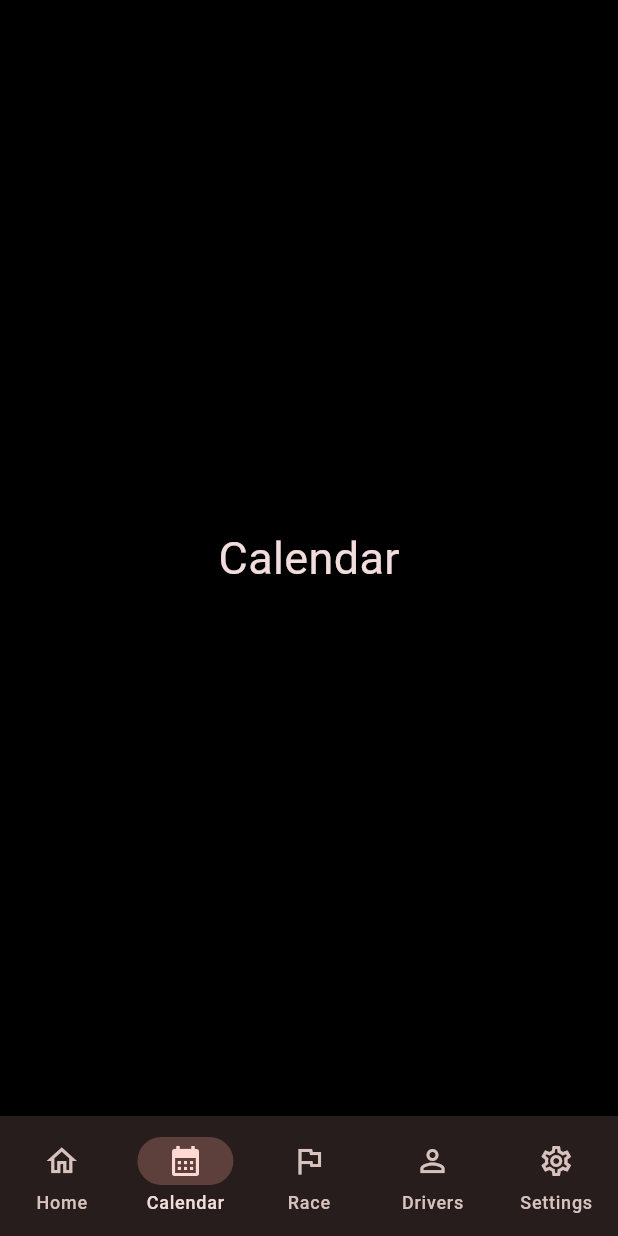
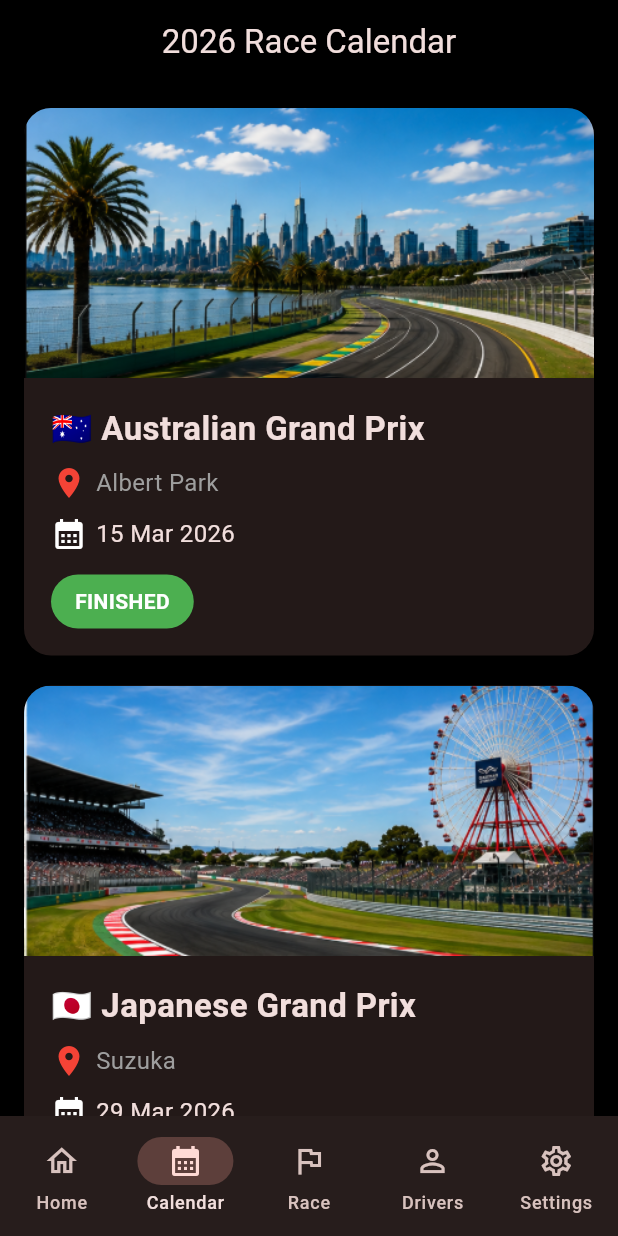
Before and after one commit to sourigsln-oss/PitLane, a Flutter app: the screen it shows after launch, item 2 of the bottom bar chosen, on a phone screen of 412 x 824 dp. Run offline on Flutter 3.47's test engine with Material 3 defaults, Android fonts, the light colour scheme and no system bars.

Commit message:
Lesson 8: Beautiful race cards

```diff
--- /dev/null
+++ b/lib/data/race_data.dart
@@ -0,0 +1,44 @@
+import '../models/race.dart';
+
+const List<Race> raceData = [
+
+  Race(
+    grandPrix: "Australian Grand Prix",
+    circuit: "Albert Park",
+    date: "15 Mar 2026",
+    country: "🇦🇺",
+    finished: true,
+    nextRace: false,
+    image: "assets/images/circuits/albert_park.png",
+  ),
+
+  Race(
+    grandPrix: "Japanese Grand Prix",
+    circuit: "Suzuka",
+    date: "29 Mar 2026",
+    country: "🇯🇵",
+    finished: true,
+    nextRace: false,
+    image: "assets/images/circuits/suzuka.png",
+  ),
+
+  Race(
+    grandPrix: "Italian Grand Prix",
+    circuit: "Monza",
+    date: "6 Sept 2026",
+    country: "🇮🇹",
+    finished: false,
+    nextRace: true,
+    image: "assets/images/circuits/monza.png",
+  ),
+
+  Race(
+    grandPrix: "Singapore Grand Prix",
+    circuit: "Marina Bay",
+    date: "20 Sept 2026",
+    country: "🇸🇬",
+    finished: false,
+    nextRace: false,
+    image: "assets/images/circuits/marina_bay.png",
+  ),
+];
--- /dev/null
+++ b/lib/models/race.dart
@@ -0,0 +1,19 @@
+class Race {
+  final String grandPrix;
+  final String circuit;
+  final String date;
+  final String country;
+  final bool finished;
+  final bool nextRace;
+  final String image;
+
+  const Race({
+    required this.grandPrix,
+    required this.circuit,
+    required this.date,
+    required this.country,
+    required this.finished,
+    required this.nextRace,
+    required this.image,
+  });
+}
--- a/lib/screens/calendar/calendar_screen.dart
+++ b/lib/screens/calendar/calendar_screen.dart
@@ -1,14 +1,31 @@
 import 'package:flutter/material.dart';
+
+import '../../data/race_data.dart';
+import '../../widgets/race_card.dart';
 
 class CalendarScreen extends StatelessWidget {
   const CalendarScreen({super.key});
 
   @override
   Widget build(BuildContext context) {
-    return const Center(
-      child: Text(
-        "Calendar",
-        style: TextStyle(fontSize: 30),
+    return Scaffold(
+
+      appBar: AppBar(
+        title: const Text("2026 Race Calendar"),
+      ),
+
+      body: ListView.builder(
+        padding: const EdgeInsets.all(16),
+
+        itemCount: raceData.length,
+
+        itemBuilder: (context, index) {
+
+          return RaceCard(
+            race: raceData[index],
+          );
+
+        },
       ),
     );
   }
--- /dev/null
+++ b/lib/widgets/race_card.dart
@@ -0,0 +1,134 @@
+import 'package:flutter/material.dart';
+
+import '../models/race.dart';
+
+class RaceCard extends StatelessWidget {
+  final Race race;
+
+  const RaceCard({
+    super.key,
+    required this.race,
+  });
+
+  @override
+  Widget build(BuildContext context) {
+
+    Color badgeColor;
+    String badgeText;
+
+    if (race.nextRace) {
+      badgeColor = Colors.red;
+      badgeText = "NEXT RACE";
+    } else if (race.finished) {
+      badgeColor = Colors.green;
+      badgeText = "FINISHED";
+    } else {
+      badgeColor = Colors.orange;
+      badgeText = "UPCOMING";
+    }
+
+    return Card(
+      elevation: 8,
+      margin: const EdgeInsets.only(bottom: 20),
+      clipBehavior: Clip.antiAlias,
+
+      shape: RoundedRectangleBorder(
+        borderRadius: BorderRadius.circular(18),
+      ),
+
+      child: Column(
+        crossAxisAlignment: CrossAxisAlignment.start,
+        children: [
+
+          Image.asset(
+            race.image,
+            height: 180,
+            width: double.infinity,
+            fit: BoxFit.cover,
+          ),
+
+          Padding(
+            padding: const EdgeInsets.all(18),
+
+            child: Column(
+              crossAxisAlignment: CrossAxisAlignment.start,
+              children: [
+
+                Text(
+                  "${race.country} ${race.grandPrix}",
+                  style: const TextStyle(
+                    fontSize: 22,
+                    fontWeight: FontWeight.bold,
+                  ),
+                ),
+
+                const SizedBox(height: 8),
+
+                Row(
+                  children: [
+
+                    const Icon(
+                      Icons.location_on,
+                      color: Colors.red,
+                    ),
+
+                    const SizedBox(width: 6),
+
+                    Text(
+                      race.circuit,
+                      style: const TextStyle(
+                        fontSize: 16,
+                        color: Colors.grey,
+                      ),
+                    ),
+                  ],
+                ),
+
+                const SizedBox(height: 10),
+
+                Row(
+                  children: [
+
+                    const Icon(Icons.calendar_month),
+
+                    const SizedBox(width: 6),
+
+                    Text(
+                      race.date,
+                      style: const TextStyle(
+                        fontSize: 16,
+                      ),
+                    ),
+                  ],
+                ),
+
+                const SizedBox(height: 15),
+
+                Container(
+                  padding: const EdgeInsets.symmetric(
+                    horizontal: 16,
+                    vertical: 8,
+                  ),
+
+                  decoration: BoxDecoration(
+                    color: badgeColor,
+                    borderRadius: BorderRadius.circular(25),
+                  ),
+
+                  child: Text(
+                    badgeText,
+                    style: const TextStyle(
+                      color: Colors.white,
+                      fontWeight: FontWeight.bold,
+                    ),
+                  ),
+                )
+
+              ],
+            ),
+          ),
+        ],
+      ),
+    );
+  }
+}
--- a/pubspec.yaml
+++ b/pubspec.yaml
@@ -56,7 +56,8 @@ flutter:
   # included with your application, so that you can use the icons in
   # the material Icons class.
   uses-material-design: true
-
+  assets:
+    - assets/images/circuits/
   # To add assets to your application, add an assets section, like this:
   # assets:
   #   - images/a_dot_burr.jpeg
```
Also changed, not shown: assets/images/circuits/albert_park.png (added), assets/images/circuits/marina_bay.png (added), assets/images/circuits/monza.png (added), assets/images/circuits/suzuka.png (added).
